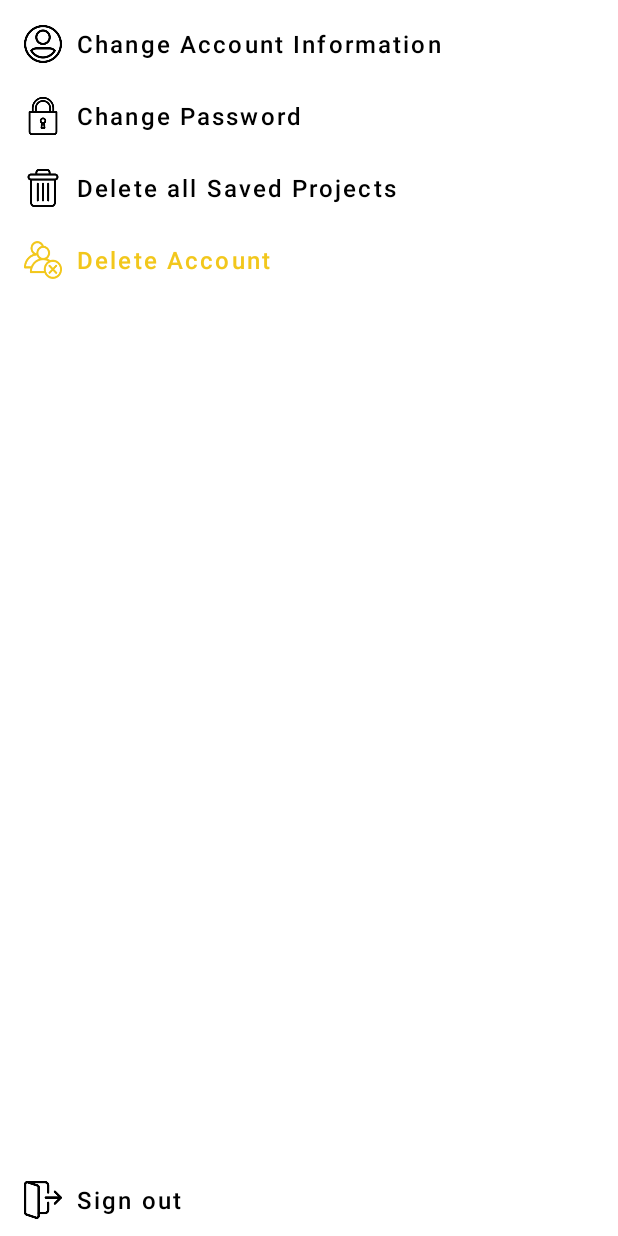
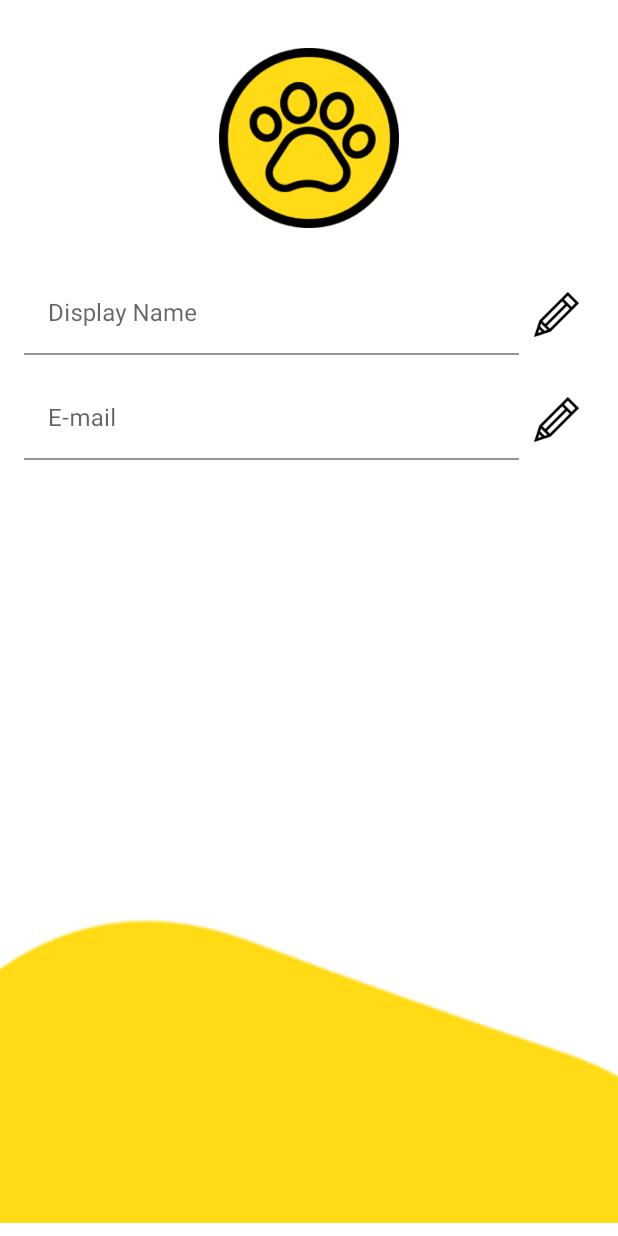
Before and after one commit to gerlindee/Writeable-App, an Android app: the fragment SettingsFragment shown on its own in the app's theme, after a tap on "Change Account Information", on a phone screen of 412 x 824 dp. Run offline under Robolectric (Android 15) with nearby library versions, the phone set to English and light mode, and no system bars; our stand-ins replace CircleImageView, Picasso; libraries missing offline, so code that uses them is left out: com.nostra13.universalimageloader; pictures from the network do not load; 9 statements that could not run were skipped.

Commit message:
#8 - update user data function added

```diff
--- a/Client/app/src/main/AndroidManifest.xml
+++ b/Client/app/src/main/AndroidManifest.xml
@@ -13,6 +13,9 @@
         android:supportsRtl="true"
         android:theme="@style/Theme.WritableApp"
         android:usesCleartextTraffic="true">
+        <activity
+            android:name=".ChangeUserProfileActivity"
+            android:exported="false" />
         <activity
             android:name=".MainMenuActivity"
             android:exported="false" />
--- /dev/null
+++ b/Client/app/src/main/java/com/example/writableapp/ChangeUserProfileActivity.kt
@@ -0,0 +1,203 @@
+package com.example.writableapp
+
+import android.annotation.SuppressLint
+import android.app.Activity
+import android.content.Intent
+import android.graphics.ImageDecoder
+import android.net.Uri
+import androidx.appcompat.app.AppCompatActivity
+import android.os.Bundle
+import android.view.View
+import android.app.AlertDialog
+import android.content.DialogInterface
+import com.example.writableapp.Model.User
+import com.example.writableapp.Utils.Constants
+import com.example.writableapp.Utils.DesignUtils
+import com.example.writableapp.Utils.ImageLoaderUtils
+import com.google.android.material.button.MaterialButton
+import com.google.android.material.textfield.TextInputEditText
+import com.google.android.material.textfield.TextInputLayout
+import com.google.gson.Gson
+import de.hdodenhof.circleimageview.CircleImageView
+import kotlinx.android.synthetic.main.activity_change_user_profile.*
+import okhttp3.*
+import java.io.IOException
+
+class ChangeUserProfileActivity : AppCompatActivity() {
+
+    private var avatarImageView: CircleImageView ?= null
+    private var nameTextView: TextInputEditText ?= null
+    private var emailTextView: TextInputEditText ?= null
+    private var passwordTextLayout: TextInputLayout ?= null
+    private var passwordTextView: TextInputEditText ?= null
+    private var saveChangesButton: MaterialButton ?= null
+
+    private var selectedPhotoUri: Uri?= null
+    private var pictureWasUpdated = false
+
+    private var originalDisplayName: String ?= null
+    private var originalEmail: String ?= null
+    private var originalAvatarURL: String ?= null
+    private var userUID: String ?= null
+
+    override fun onCreate(savedInstanceState: Bundle?) {
+        super.onCreate(savedInstanceState)
+        setContentView(R.layout.activity_change_user_profile)
+
+        setupLayoutElements()
+
+        setOriginalUserData()
+
+        button_change_name.setOnClickListener {
+            val wasEnabled = nameTextView!!.isEnabled
+            nameTextView!!.isEnabled = !wasEnabled
+            enableConfirmationAndSaving()
+        }
+
+        button_change_email.setOnClickListener {
+            val wasEnabled = emailTextView!!.isEnabled
+            emailTextView!!.isEnabled = !wasEnabled
+            enableConfirmationAndSaving()
+        }
+
+        change_icon.setOnClickListener {
+            val intent = Intent(Intent.ACTION_PICK)
+            intent.type = "image/*"
+            startActivityForResult(intent, 0)
+        }
+
+        change_icon_remove.setOnClickListener {
+            change_icon_remove.visibility = View.GONE
+            selectedPhotoUri = null
+            ImageLoaderUtils(applicationContext).loadImage(originalAvatarURL!!, avatarImageView!!)
+            enableConfirmationAndSaving()
+        }
+
+        change_confirm_button.setOnClickListener {
+            if (passwordTextView!!.text!!.isEmpty() && wereChangesMade()) {
+                DesignUtils.showSnackbar(window.decorView.rootView, "Please provide the password associated with your account in order to confirm the account changes!", this)
+            } else {
+                updateUserData()
+            }
+        }
+    }
+
+    private fun setupLayoutElements() {
+        avatarImageView = findViewById(R.id.change_icon)
+        nameTextView = findViewById(R.id.change_name)
+        emailTextView = findViewById(R.id.change_email)
+        passwordTextLayout = findViewById(R.id.input_layout_confirm_password)
+        passwordTextView = findViewById(R.id.change_confirm_password)
+        saveChangesButton = findViewById(R.id.change_confirm_button)
+    }
+
+    private fun setOriginalUserData() {
+        userUID = intent.extras!!.get("USER_UID").toString()
+        originalDisplayName = intent.extras!!.get("USER_DISPLAY_NAME").toString()
+        originalEmail = intent.extras!!.get("USER_EMAIL").toString()
+        originalAvatarURL = intent.extras!!.get("USER_AVATAR_URL").toString()
+
+        nameTextView!!.setText(originalDisplayName)
+        emailTextView!!.setText(originalEmail)
+        ImageLoaderUtils(applicationContext).loadImage(originalAvatarURL!!, avatarImageView!!)
+    }
+
+    private fun enableConfirmationAndSaving() {
+        if (passwordTextLayout!!.visibility == View.GONE) {
+            passwordTextLayout!!.visibility = View.VISIBLE
+            saveChangesButton!!.visibility = View.VISIBLE
+        } else {
+            if (!wereChangesMade()) {
+                passwordTextLayout!!.visibility = View.GONE
+                saveChangesButton!!.visibility = View.GONE
+            }
+        }
+    }
+
+    private fun wereChangesMade(): Boolean {
+        return selectedPhotoUri != null ||
+               emailTextView!!.text.toString() != originalEmail ||
+               nameTextView!!.text.toString() != originalDisplayName
+    }
+
+    override fun onActivityResult(requestCode: Int, resultCode: Int, data: Intent?) {
+        super.onActivityResult(requestCode, resultCode, data)
+        if (requestCode == 0 && resultCode == Activity.RESULT_OK && data != null) {
+            change_icon_remove.visibility = View.VISIBLE
+            setSelectedAvatar(data)
+            enableConfirmationAndSaving()
+        }
+    }
+
+    @SuppressLint("NewApi")
+    private fun setSelectedAvatar(uploadData: Intent) {
+        selectedPhotoUri = uploadData.data
+        val source = ImageDecoder.createSource(this.contentResolver, selectedPhotoUri!!)
+        val bitmap = ImageDecoder.decodeBitmap(source)
+        change_icon.setImageBitmap(bitmap)
+    }
+
+    private fun updateUserData() {
+        val okHttpClient = OkHttpClient()
+
+        val requestBody = FormBody.Builder()
+            .add("user_uid", userUID!!)
+            .add("new_display_name", nameTextView!!.text.toString())
+            .add("new_email", emailTextView!!.text.toString())
+            .add("new_avatar_url", "/content/drive/MyDrive/Colab/20220216080043.png")
+            .add("confirm_password", passwordTextView!!.text.toString())
+            .build()
+
+        val httpRequest = Request.Builder().url(Constants.serverURL + "/updateUser")
+            .post(requestBody)
+            .build()
+
+        okHttpClient.newCall(httpRequest).enqueue(object : Callback {
+            override fun onFailure(call: Call, e: IOException) {
+                DesignUtils.showSnackbar(
+                    window.decorView.rootView,
+                    "Could not connect to server!",
+                    this@ChangeUserProfileActivity
+                )
+            }
+
+            override fun onResponse(call: Call, response: Response) {
+                when (val responseBody = response.body!!.string()) {
+                    "501" -> {
+                        DesignUtils.showSnackbar(
+                            window.decorView.rootView,
+                            "Internal database error! No user could be found for the current session!",
+                            this@ChangeUserProfileActivity
+                        )
+                    }
+                    "502" -> {
+                        DesignUtils.showSnackbar(
+                            window.decorView.rootView,
+                            "The password you entered is incorrect! Please try again.",
+                            this@ChangeUserProfileActivity
+                        )
+                    }
+                    else -> {
+                        runOnUiThread {
+                            AlertDialog.Builder(this@ChangeUserProfileActivity)
+                                .setTitle("Success")
+                                .setMessage("Account updated successfully!")
+                                .setPositiveButton("Confirm", DialogInterface.OnClickListener { _, _ ->
+                                    run {
+                                        val user = Gson().fromJson(responseBody, User::class.java)
+                                        val mainMenuIntent = Intent(this@ChangeUserProfileActivity, MainMenuActivity::class.java)
+                                        mainMenuIntent.putExtra("USER_UID", user.getUID())
+                                        mainMenuIntent.putExtra("USER_DISPLAY_NAME", user.getDisplayName())
+                                        mainMenuIntent.putExtra("USER_AVATAR_URL", user.getAvatarURL())
+                                        mainMenuIntent.putExtra("USER_EMAIL", user.getEmail())
+                                        startActivity(mainMenuIntent)
+                                    }
+                                })
+                                .show()
+                        }
+                    }
+                }
+            }
+        })
+    }
+}
--- a/Client/app/src/main/java/com/example/writableapp/Fragments/SettingsFragment.kt
+++ b/Client/app/src/main/java/com/example/writableapp/Fragments/SettingsFragment.kt
@@ -7,6 +7,7 @@ import android.view.LayoutInflater
 import android.view.View
 import android.view.ViewGroup
 import androidx.fragment.app.Fragment
+import com.example.writableapp.ChangeUserProfileActivity
 import com.example.writableapp.LoginActivity
 import kotlinx.android.synthetic.main.fragment_settings.*
 
@@ -23,6 +24,16 @@ class SettingsFragment : Fragment() {
     override fun onViewCreated(view: View, savedInstanceState: Bundle?) {
         super.onViewCreated(view, savedInstanceState)
 
+        settings_change_profile.setOnClickListener {
+            val mainMenuIntent = requireActivity().intent
+            val changeProfileIntent = Intent(context, ChangeUserProfileActivity::class.java)
+            changeProfileIntent.putExtra("USER_DISPLAY_NAME", mainMenuIntent.extras!!.get("USER_DISPLAY_NAME").toString())
+            changeProfileIntent.putExtra("USER_EMAIL", mainMenuIntent.extras!!.get("USER_EMAIL").toString())
+            changeProfileIntent.putExtra("USER_AVATAR_URL", mainMenuIntent.extras!!.get("USER_AVATAR_URL").toString())
+            changeProfileIntent.putExtra("USER_UID", mainMenuIntent.extras!!.get("USER_UID").toString())
+            startActivity(changeProfileIntent)
+        }
+
         settings_log_out.setOnClickListener {
             val loginIntent = Intent(context, LoginActivity::class.java)
             startActivity(loginIntent)
@@ -33,10 +44,6 @@ class SettingsFragment : Fragment() {
         }
 
         settings_delete_account.setOnClickListener {
-
-        }
-
-        settings_change_profile.setOnClickListener {
 
         }
 
--- a/Client/app/src/main/java/com/example/writableapp/MainMenuActivity.kt
+++ b/Client/app/src/main/java/com/example/writableapp/MainMenuActivity.kt
@@ -32,7 +32,7 @@ class MainMenuActivity : AppCompatActivity() {
 
         setTitlesForTabs()
 
-        setUserAvatar(intent.extras!!["AVATAR_URL"].toString())
+        setUserAvatar(intent.extras!!["USER_AVATAR_URL"].toString())
 
         menuViewPager = findViewById(R.id.main_menu_viewpager)
         menuViewPager!!.adapter = MainMenuViewPagerAdapter(this)
--- a/Client/app/src/main/java/com/example/writableapp/RegisterActivity.kt
+++ b/Client/app/src/main/java/com/example/writableapp/RegisterActivity.kt
@@ -17,6 +17,7 @@ import com.example.writableapp.Exceptions.EmptyFieldsException
 import com.example.writableapp.Exceptions.IException
 import com.example.writableapp.Exceptions.UnmatchedPasswordsException
 import com.example.writableapp.Model.User
+import com.example.writableapp.Utils.Constants
 import com.example.writableapp.Utils.DesignUtils
 import kotlinx.android.synthetic.main.activity_register.*
 import okhttp3.*
@@ -139,7 +140,7 @@ class RegisterActivity : AppCompatActivity() {
             .add("password", user!!.getPassword())
             .build()
 
-        val httpRequest = Request.Builder().url("http://8237-35-247-56-171.ngrok.io/register")
+        val httpRequest = Request.Builder().url(Constants.serverURL + "/register")
             .post(requestBody)
             .build()
 
--- a/Client/app/src/main/java/com/example/writableapp/Utils/ImageLoaderUtils.kt
+++ b/Client/app/src/main/java/com/example/writableapp/Utils/ImageLoaderUtils.kt
@@ -14,10 +14,6 @@ import de.hdodenhof.circleimageview.CircleImageView
 class ImageLoaderUtils(private var context: Context) {
 
     private val imageLoader: ImageLoader = ImageLoader.getInstance()
-
-    fun loadImageIntoCircleView(url: String, circleImageView: CircleImageView) {
-        Picasso.with(context).load(url).into(circleImageView)
-    }
 
     fun loadImage(url: String, imageView: ImageView) {
         loadImageWithPicasso(url, imageView)
--- /dev/null
+++ b/Client/app/src/main/res/layout/activity_change_user_profile.xml
@@ -0,0 +1,189 @@
+<?xml version="1.0" encoding="utf-8"?>
+<androidx.constraintlayout.widget.ConstraintLayout xmlns:android="http://schemas.android.com/apk/res/android"
+    xmlns:app="http://schemas.android.com/apk/res-auto"
+    xmlns:tools="http://schemas.android.com/tools"
+    android:layout_width="match_parent"
+    android:layout_height="match_parent"
+    tools:context=".ChangeUserProfileActivity">
+
+    <de.hdodenhof.circleimageview.CircleImageView
+        android:id="@+id/change_icon_remove"
+        android:layout_width="wrap_content"
+        android:layout_height="wrap_content"
+        android:layout_marginTop="32dp"
+        android:layout_marginEnd="8dp"
+        android:src="@drawable/delete"
+        android:visibility="gone"
+        app:layout_constraintBottom_toTopOf="@+id/layout_change_name"
+        app:layout_constraintEnd_toEndOf="parent"
+        app:layout_constraintHorizontal_bias="0.0"
+        app:layout_constraintStart_toEndOf="@+id/change_icon"
+        app:layout_constraintTop_toTopOf="parent"
+        app:layout_constraintVertical_bias="0.0" />
+
+    <de.hdodenhof.circleimageview.CircleImageView
+        android:id="@+id/change_icon"
+        android:layout_width="120dp"
+        android:layout_height="120dp"
+        android:layout_marginTop="32dp"
+        android:background="@drawable/select_icon_button"
+        app:civ_border_color="@android:color/black"
+        app:civ_border_width="5dp"
+        app:layout_constraintEnd_toEndOf="parent"
+        app:layout_constraintHorizontal_bias="0.501"
+        app:layout_constraintStart_toStartOf="parent"
+        app:layout_constraintTop_toTopOf="parent" />
+
+    <androidx.constraintlayout.widget.ConstraintLayout
+        android:id="@+id/layout_change_name"
+        android:layout_width="match_parent"
+        android:layout_height="wrap_content"
+        android:layout_marginStart="16dp"
+        android:layout_marginEnd="16dp"
+        app:layout_constraintBottom_toBottomOf="parent"
+        app:layout_constraintEnd_toEndOf="parent"
+        app:layout_constraintStart_toStartOf="parent"
+        app:layout_constraintTop_toBottomOf="@+id/change_icon"
+        app:layout_constraintVertical_bias="0.050000012">
+
+        <com.google.android.material.textfield.TextInputLayout
+            android:id="@+id/input_layout_change_name"
+            style="@style/Widget.MaterialComponents.TextInputLayout.FilledBox.Dense"
+            android:layout_width="match_parent"
+            android:layout_height="wrap_content"
+            android:layout_marginEnd="50dp"
+            app:boxBackgroundColor="#FFFFFF"
+            app:layout_constraintBottom_toBottomOf="parent"
+            app:layout_constraintStart_toStartOf="parent"
+            app:layout_constraintTop_toTopOf="parent">
+
+            <com.google.android.material.textfield.TextInputEditText
+                android:id="@+id/change_name"
+                android:layout_width="match_parent"
+                android:layout_height="wrap_content"
+                android:enabled="false"
+                android:hint="@string/hint_username"
+                android:inputType="text" />
+
+        </com.google.android.material.textfield.TextInputLayout>
+
+        <ImageView
+            android:id="@+id/button_change_name"
+            android:layout_width="30dp"
+            android:layout_height="30dp"
+            android:background="@drawable/edit"
+            app:layout_constraintBottom_toBottomOf="parent"
+            app:layout_constraintEnd_toEndOf="parent"
+            app:layout_constraintStart_toEndOf="@id/input_layout_change_name"
+            app:layout_constraintTop_toTopOf="parent"
+            tools:ignore="ContentDescription" />
+
+    </androidx.constraintlayout.widget.ConstraintLayout>
+
+    <androidx.constraintlayout.widget.ConstraintLayout
+        android:id="@+id/layout_change_email"
+        android:layout_width="match_parent"
+        android:layout_height="wrap_content"
+        android:layout_marginStart="16dp"
+        android:layout_marginTop="16dp"
+        android:layout_marginEnd="16dp"
+        app:layout_constraintEnd_toEndOf="parent"
+        app:layout_constraintStart_toStartOf="parent"
+        app:layout_constraintTop_toBottomOf="@+id/layout_change_name">
+
+        <com.google.android.material.textfield.TextInputLayout
+            android:id="@+id/input_layout_change_email"
+            style="@style/Widget.MaterialComponents.TextInputLayout.FilledBox.Dense"
+            android:layout_width="match_parent"
+            android:layout_height="wrap_content"
+            android:layout_marginEnd="50dp"
+            app:boxBackgroundColor="#FFFFFF"
+            app:layout_constraintBottom_toBottomOf="parent"
+            app:layout_constraintStart_toStartOf="parent"
+            app:layout_constraintTop_toTopOf="parent">
+
+            <com.google.android.material.textfield.TextInputEditText
+                android:id="@+id/change_email"
+                android:layout_width="match_parent"
+                android:layout_height="wrap_content"
+                android:enabled="false"
+                android:hint="@string/hint_email"
+                android:inputType="text" />
+
+        </com.google.android.material.textfield.TextInputLayout>
+
+        <ImageView
+            android:id="@+id/button_change_email"
+            android:layout_width="30dp"
+            android:layout_height="30dp"
+            android:background="@drawable/edit"
+            app:layout_constraintBottom_toBottomOf="parent"
+            app:layout_constraintEnd_toEndOf="parent"
+            app:layout_constraintStart_toEndOf="@id/input_layout_change_email"
+            app:layout_constraintTop_toTopOf="parent"
+            tools:ignore="ContentDescription" />
+
+    </androidx.constraintlayout.widget.ConstraintLayout>
+
+    <com.google.android.material.textfield.TextInputLayout
+        android:id="@+id/input_layout_confirm_password"
+        style="@style/Widget.MaterialComponents.TextInputLayout.FilledBox.Dense"
+        android:layout_width="match_parent"
+        android:layout_height="wrap_content"
+        android:layout_marginStart="16dp"
+        android:layout_marginTop="16dp"
+        android:layout_marginEnd="24dp"
+        android:visibility="gone"
+        app:boxBackgroundColor="#FFFFFF"
+        app:layout_constraintEnd_toEndOf="parent"
+        app:layout_constraintStart_toStartOf="parent"
+        app:layout_constraintTop_toBottomOf="@+id/layout_change_email"
+        app:passwordToggleEnabled="true">
+
+        <com.google.android.material.textfield.TextInputEditText
+            android:id="@+id/change_confirm_password"
+            android:layout_width="match_parent"
+            android:layout_height="wrap_content"
+            android:hint="@string/string_change_acc_password"
+            android:inputType="text" />
+
+    </com.google.android.material.textfield.TextInputLayout>
+
+    <com.google.android.material.button.MaterialButton
+        android:id="@+id/change_confirm_button"
+        android:layout_width="match_parent"
+        android:layout_height="wrap_content"
+        android:layout_marginStart="16dp"
+        android:layout_marginTop="16dp"
+        android:layout_marginEnd="16dp"
+        android:visibility="gone"
+        android:text="@string/string_save_changes"
+        app:layout_constraintEnd_toEndOf="parent"
+        app:layout_constraintStart_toStartOf="parent"
+        app:layout_constraintTop_toBottomOf="@+id/input_layout_confirm_password" />
+
+    <ImageView
+        android:id="@+id/imageView"
+        android:layout_width="507dp"
+        android:layout_height="236dp"
+        android:layout_marginTop="290dp"
+        android:src="@drawable/yellow_footer"
+        app:layout_constraintBottom_toBottomOf="parent"
+        app:layout_constraintEnd_toEndOf="parent"
+        app:layout_constraintStart_toStartOf="parent"
+        app:layout_constraintTop_toBottomOf="@+id/layout_change_email"
+        app:layout_constraintVertical_bias="0.13"
+        tools:ignore="ContentDescription" />
+
+    <ProgressBar
+        android:id="@+id/update_profile_progress_bar"
+        android:layout_width="wrap_content"
+        android:layout_height="wrap_content"
+        android:indeterminate="true"
+        android:visibility="gone"
+        app:layout_constraintBottom_toBottomOf="parent"
+        app:layout_constraintEnd_toEndOf="parent"
+        app:layout_constraintStart_toStartOf="parent"
+        app:layout_constraintTop_toTopOf="parent" />
+
+</androidx.constraintlayout.widget.ConstraintLayout>
--- a/Client/app/src/main/res/layout/activity_register.xml
+++ b/Client/app/src/main/res/layout/activity_register.xml
@@ -147,7 +147,8 @@
             app:layout_constraintBottom_toBottomOf="parent"
             app:layout_constraintStart_toStartOf="parent"
             app:layout_constraintTop_toTopOf="parent"
-            app:useMaterialThemeColors="false" />
+            app:useMaterialThemeColors="false"
+            tools:ignore="TouchTargetSizeCheck" />
 
         <TextView
             android:id="@+id/text_terms_service"
--- a/Client/app/src/main/res/values/strings.xml
+++ b/Client/app/src/main/res/values/strings.xml
@@ -19,4 +19,7 @@
     <string name="settings_delete_history">Delete all Saved Projects</string>
     <string name="settings_delete_account">Delete Account</string>
     <string name="settings_log_out">Sign out</string>
+    <string name="hint_username">Display Name</string>
+    <string name="string_change_acc_password">Confirm Account Changes</string>
+    <string name="string_save_changes">Save Changes</string>
 </resources>
```
Also changed, not shown: Client/app/src/main/java/com/example/writableapp/LoginActivity.kt (+4 -4 lines), Client/app/src/main/java/com/example/writableapp/Utils/Constants.kt (added, +7 -0 lines), Client/app/src/main/res/drawable-v24/edit.png (added).
